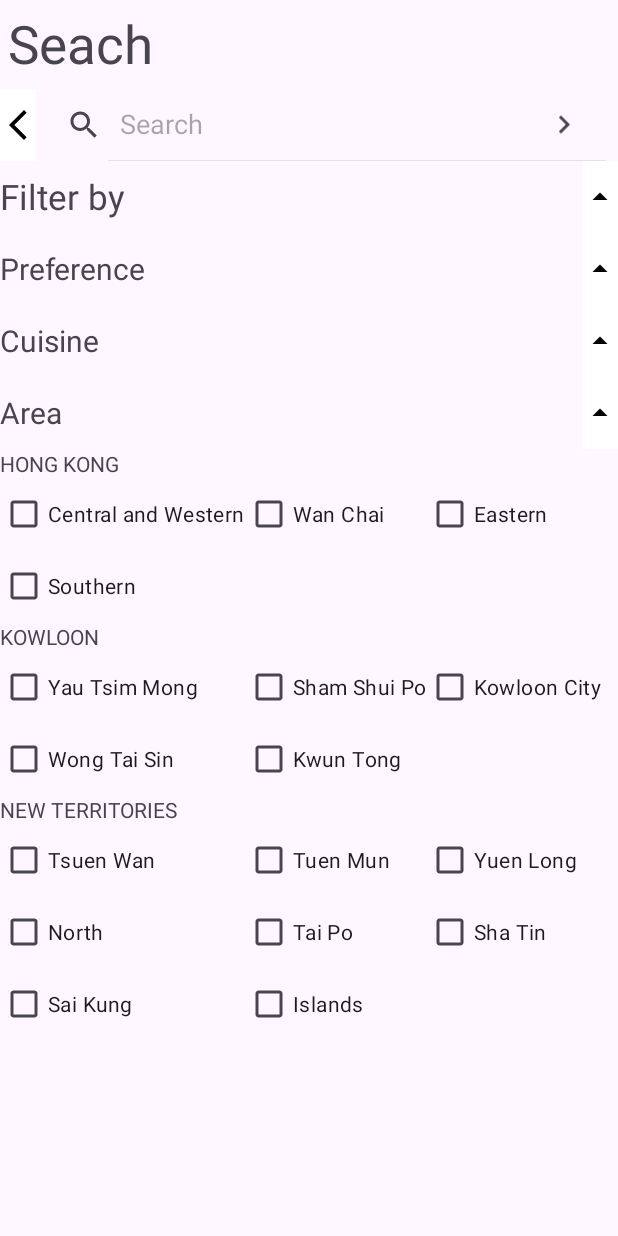
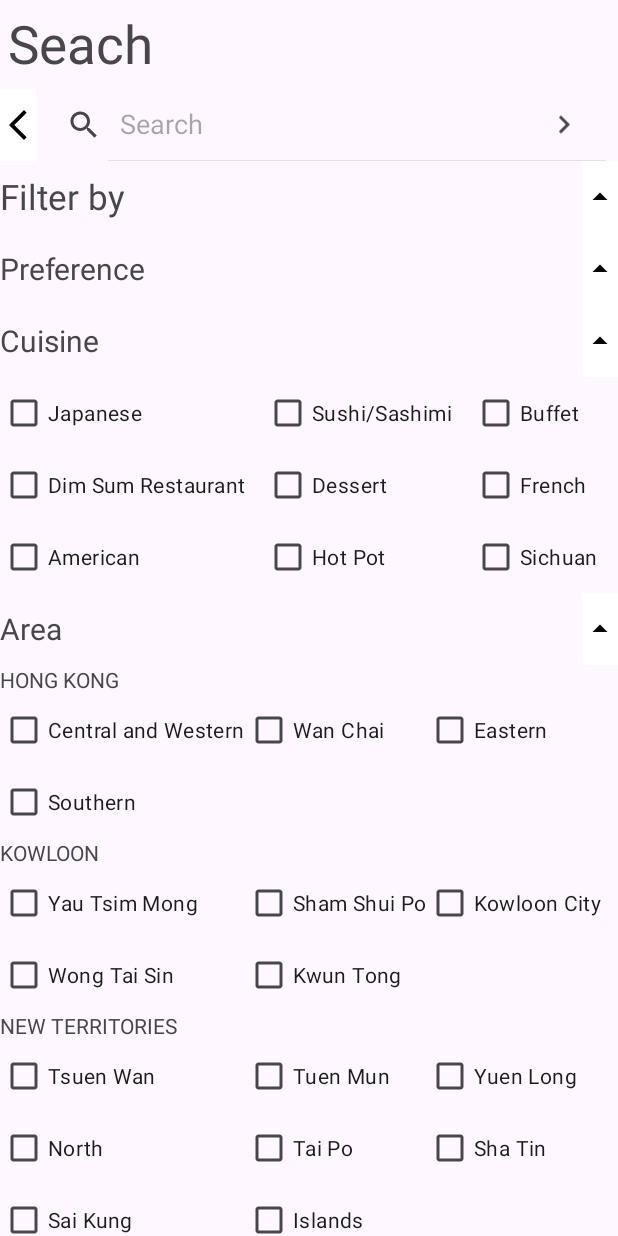
Before and after one commit to blackChan1234/FYP2, an Android app: the screen it shows after launch (filter), on a phone screen of 412 x 824 dp. Run offline under Robolectric (Android 15) with nearby library versions, the phone set to English and light mode, and no system bars; pictures from the network do not load.

Commit message:
update search ui

```diff
--- a/app/src/main/res/layout/findrestaurants.xml
+++ b/app/src/main/res/layout/findrestaurants.xml
@@ -130,8 +130,98 @@
             <LinearLayout
                 android:id="@+id/cuisine"
                 android:layout_width="match_parent"
-                android:layout_height="wrap_content"
-                android:orientation="horizontal">
+                android:layout_height="wrap_content">
+
+                <TableLayout
+                    android:layout_width="match_parent"
+                    android:layout_height="wrap_content">
+
+                    <TableRow>
+
+                        <CheckBox
+                            android:id="@+id/japanese"
+                            android:layout_width="wrap_content"
+                            android:layout_height="wrap_content"
+                            android:text="@string/japanese"
+                            android:layout_column="1"
+                            android:layout_weight="1"/>
+
+                        <CheckBox
+                            android:id="@+id/sushi"
+                            android:layout_width="wrap_content"
+                            android:layout_height="wrap_content"
+                            android:text="@string/sushi_sashimi"
+                            android:layout_column="2"
+                            android:layout_weight="1"/>
+
+                        <CheckBox
+                            android:id="@+id/buffet"
+                            android:layout_width="wrap_content"
+                            android:layout_height="wrap_content"
+                            android:text="@string/buffet"
+                            android:layout_column="3"
+                            android:layout_weight="1"/>
+
+                    </TableRow>
+
+                    <TableRow>
+
+                        <CheckBox
+                            android:id="@+id/dim_sum_restaurant"
+                            android:layout_width="wrap_content"
+                            android:layout_height="wrap_content"
+                            android:text="@string/dim_sum_restaurant"
+                            android:layout_column="1"
+                            android:layout_weight="1"/>
+
+                        <CheckBox
+                            android:id="@+id/dessert"
+                            android:layout_width="wrap_content"
+                            android:layout_height="wrap_content"
+                            android:text="@string/dessert"
+                            android:layout_column="2"
+                            android:layout_weight="1"/>
+
+                        <CheckBox
+                            android:id="@+id/french"
+                            android:layout_width="wrap_content"
+                            android:layout_height="wrap_content"
+                            android:text="@string/french"
+                            android:layout_column="3"
+                            android:layout_weight="1"/>
+
+                    </TableRow>
+
+                    <TableRow>
+
+                        <CheckBox
+                            android:id="@+id/american"
+                            android:layout_width="wrap_content"
+                            android:layout_height="wrap_content"
+                            android:text="@string/american"
+                            android:layout_column="1"
+                            android:layout_weight="1"/>
+
+                        <CheckBox
+                            android:id="@+id/hot_pot"
+                            android:layout_width="wrap_content"
+                            android:layout_height="wrap_content"
+                            android:text="@string/hot_pot"
+                            android:layout_column="2"
+                            android:layout_weight="1"/>
+
+                        <CheckBox
+                            android:id="@+id/sichuan"
+                            android:layout_width="wrap_content"
+                            android:layout_height="wrap_content"
+                            android:text="@string/sichuan"
+                            android:layout_column="3"
+                            android:layout_weight="1"/>
+
+                    </TableRow>
+
+                </TableLayout>
+
             </LinearLayout>
 
             <RelativeLayout
--- a/app/src/main/res/values/strings.xml
+++ b/app/src/main/res/values/strings.xml
@@ -98,6 +98,15 @@
     <string name="islands">Islands</string>
     <string name="preference">Preference</string>
     <string name="cuisine">Cuisine</string>
+    <string name="japanese">Japanese</string>
+    <string name="sushi_sashimi">Sushi/Sashimi</string>
+    <string name="buffet">Buffet</string>
+    <string name="dim_sum_restaurant">Dim Sum Restaurant</string>
+    <string name="dessert">Dessert</string>
+    <string name="french">French</string>
+    <string name="american">American</string>
+    <string name="hot_pot">Hot Pot</string>
+    <string name="sichuan">Sichuan</string>
     <string-array name="certainFoodsQuestionOptions">
         <item>Yes</item>
         <item>No</item>
```
